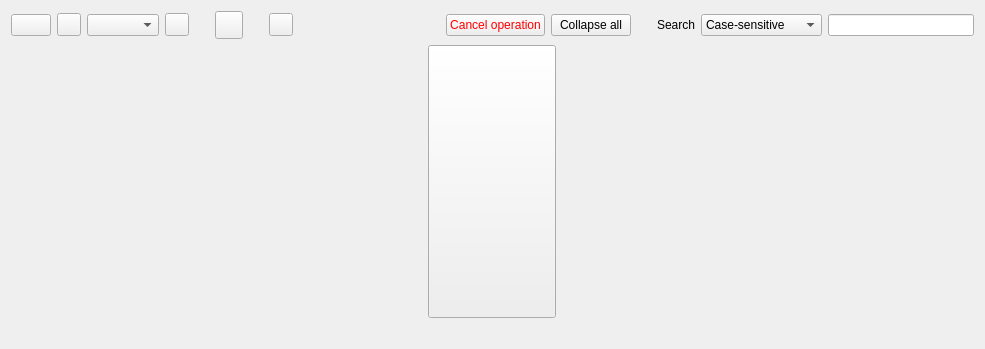
Qt form galacteek/ui/forms/files.ui (pinnaculum/galacteek) before a commit.
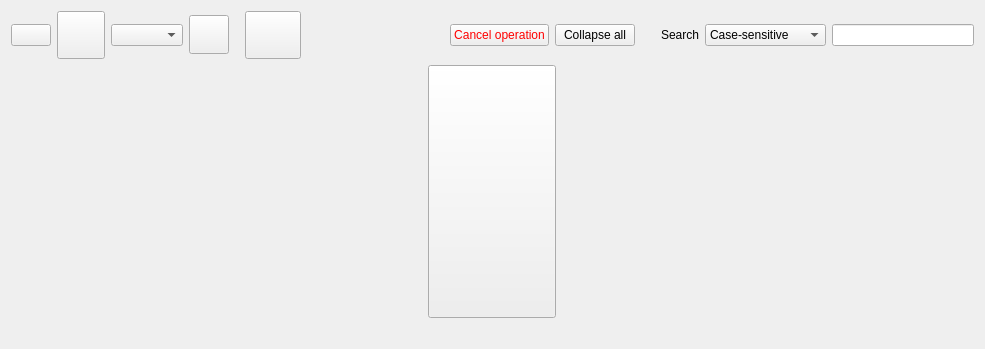
The same form after that commit. Icons and pictures are not drawn.

```diff
--- a/galacteek/ui/forms/files.ui
+++ b/galacteek/ui/forms/files.ui
@@ -35,10 +35,22 @@
             <iconset resource="../galacteek.qrc">
              <normaloff>:/share/icons/help.png</normaloff>:/share/icons/help.png</iconset>
            </property>
+           <property name="iconSize">
+            <size>
+             <width>16</width>
+             <height>16</height>
+            </size>
+           </property>
           </widget>
          </item>
          <item>
           <widget class="QToolButton" name="fsOptionsButton">
+           <property name="minimumSize">
+            <size>
+             <width>48</width>
+             <height>48</height>
+            </size>
+           </property>
            <property name="text">
             <string/>
            </property>
@@ -46,6 +58,12 @@
             <iconset resource="../galacteek.qrc">
              <normaloff>:/share/icons/settings.png</normaloff>:/share/icons/settings.png</iconset>
            </property>
+           <property name="iconSize">
+            <size>
+             <width>32</width>
+             <height>32</height>
+            </size>
+           </property>
           </widget>
          </item>
          <item>
@@ -53,6 +71,12 @@
          </item>
          <item>
           <widget class="QToolButton" name="datesPickButton">
+           <property name="minimumSize">
+            <size>
+             <width>32</width>
+             <height>32</height>
+            </size>
+           </property>
            <property name="toolTip">
             <string>&lt;html&gt;&lt;head/&gt;&lt;body&gt;&lt;p&gt;Time frame&lt;/p&gt;&lt;/body&gt;&lt;/html&gt;</string>
            </property>
@@ -63,6 +87,12 @@
             <iconset resource="../galacteek.qrc">
              <normaloff>:/share/icons/clock.png</normaloff>:/share/icons/clock.png</iconset>
            </property>
+           <property name="iconSize">
+            <size>
+             <width>32</width>
+             <height>32</height>
+            </size>
+           </property>
            <property name="checkable">
             <bool>true</bool>
            </property>
@@ -86,28 +116,18 @@
          </item>
         </layout>
        </item>
-       <item>
-        <spacer name="horizontalSpacer_2">
-         <property name="orientation">
-          <enum>Qt::Horizontal</enum>
-         </property>
-         <property name="sizeType">
-          <enum>QSizePolicy::Fixed</enum>
-         </property>
-         <property name="sizeHint" stdset="0">
-          <size>
-           <width>10</width>
-           <height>20</height>
-          </size>
-         </property>
-        </spacer>
-       </item>
        <item>
         <widget class="QToolButton" name="fileManagerButton">
+         <property name="minimumSize">
+          <size>
+           <width>32</width>
+           <height>32</height>
+          </size>
+         </property>
          <property name="maximumSize">
           <size>
-           <width>28</width>
-           <height>28</height>
+           <width>64</width>
+           <height>64</height>
           </size>
          </property>
          <property name="toolTip">
@@ -131,29 +151,6 @@
          </property>
         </widget>
        </item>
-       <item>
-        <spacer name="horizontalSpacer_4">
-         <property name="orientation">
-          <enum>Qt::Horizontal</enum>
-         </property>
-         <property name="sizeType">
-          <enum>QSizePolicy::Maximum</enum>
-         </property>
-         <property name="sizeHint" stdset="0">
-          <size>
-           <width>20</width>
-           <height>20</height>
-          </size>
-         </property>
-        </spacer>
-       </item>
-       <item>
-        <widget class="QToolButton" name="offlineButton">
-         <property name="text">
-          <string/>
-         </property>
-        </widget>
-       </item>
        <item>
         <layout class="QHBoxLayout" name="horizontalLayout_3">
          <item>
```
